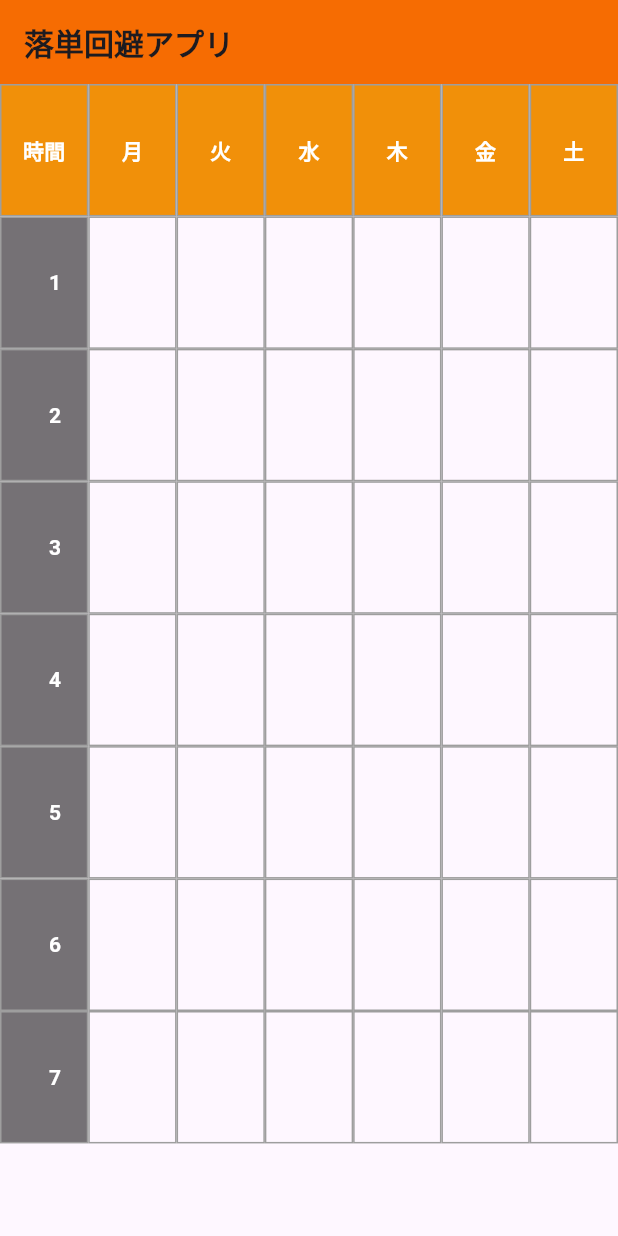
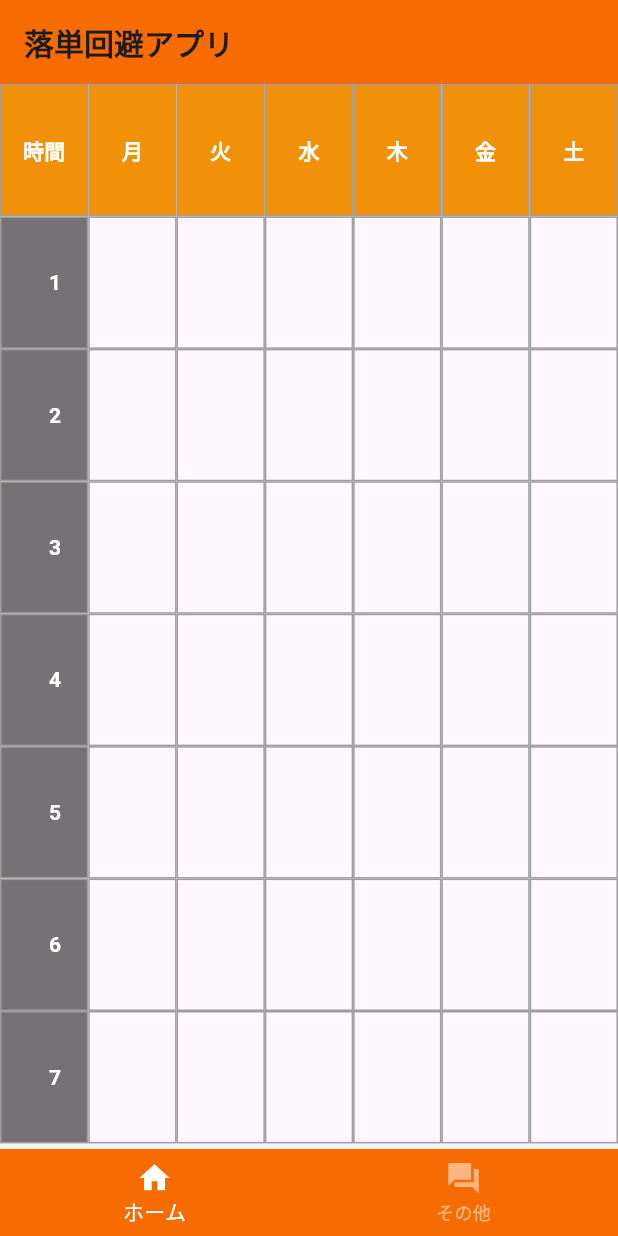
Before and after one commit to hashimo000/schedule_app, a Flutter app: the screen it shows after launch, on a phone screen of 412 x 824 dp. Run offline on Flutter 3.47's test engine with Material 3 defaults, Android fonts, the phone set to English and light mode, and no system bars; our stand-ins replace flutter_riverpod.

Commit message:
ボトムナビゲーションバー

```diff
--- a/lib/main.dart
+++ b/lib/main.dart
@@ -1,17 +1,64 @@
 import 'package:schedule/HomePage.dart';
 import 'package:flutter/material.dart';
 import 'package:flutter_riverpod/flutter_riverpod.dart';
-import 'package:go_router/go_router.dart';
 import 'package:schedule/inquiries.dart';
 void main() {
-  runApp(const ProviderScope(
+  runApp( ProviderScope(
     child: MyApp()
   ));
 }
+final bottomIndexProvider = StateProvider<int>((ref) => 0);
+class Root extends ConsumerWidget {
+  const Root({super.key});
+
+  @override
+  Widget build(BuildContext context, WidgetRef ref) {
+    // bottomIndexProviderを監視して、その値を取得します。
+    final bottomIndex = ref.watch(bottomIndexProvider);
+
+    // BottomNavigationBarItemのリストを定義します。
+    // ここでは「ホーム」と「その他」の2つのアイテムを作成しています。
+    final items = [
+      BottomNavigationBarItem(
+        icon: Icon(Icons.home),
+        label: 'ホーム',
+      ),
+      BottomNavigationBarItem(
+        icon: Icon(Icons.question_answer),
+        label: 'その他',
+
+      ),
+    ];
+
+    // BottomNavigationBarを定義します。
+    // `currentIndex`には`bottomIndex`の値を、`onTap`にはタップされた時の処理を定義しています。
+    final bar = BottomNavigationBar(
+      items: items,
+      currentIndex: bottomIndex,
+      backgroundColor: Color.fromARGB(255, 246, 108, 2),
+      selectedItemColor: Colors.white,
+      unselectedItemColor: Colors.white.withOpacity(0.5),
+      onTap: (index){
+        // bottomIndexProviderの値を更新します。
+        ref.read(bottomIndexProvider.notifier).state=index;
+      },
+    );
+    final pages =[
+      MyHomePage(),
+      InquiriesPage(),
+    ];
+
+    // Scaffoldウィジェットを使用して、BottomNavigationBarを画面下部に配置します。
+    // 通常、BottomNavigationBarはScaffoldのレイアウトの一部として使用されます。
+    return Scaffold(
+      body:pages[bottomIndex],
+      bottomNavigationBar: bar,
+    );
+  }
+}
+
 class MyApp extends ConsumerWidget {
-  const MyApp({super.key});
-
-
+   MyApp({super.key});
   @override
   Widget build(BuildContext context, WidgetRef ref) {
     return MaterialApp(
@@ -19,7 +66,7 @@ class MyApp extends ConsumerWidget {
         colorScheme: ColorScheme.fromSeed(seedColor: Colors.deepPurple),
         useMaterial3: true,
       ),
-      home: const MyHomePage(),
+      home: const Root(),
 
     );
   }
```
